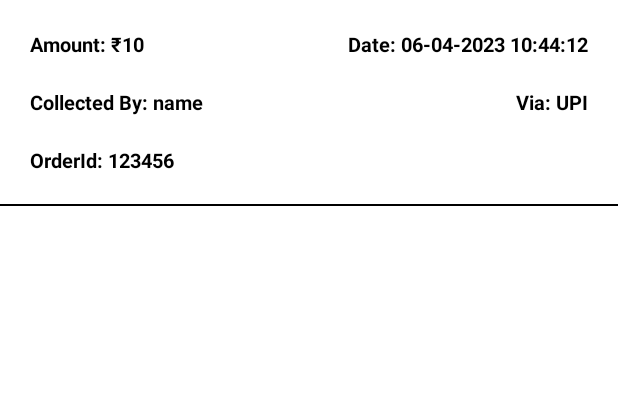
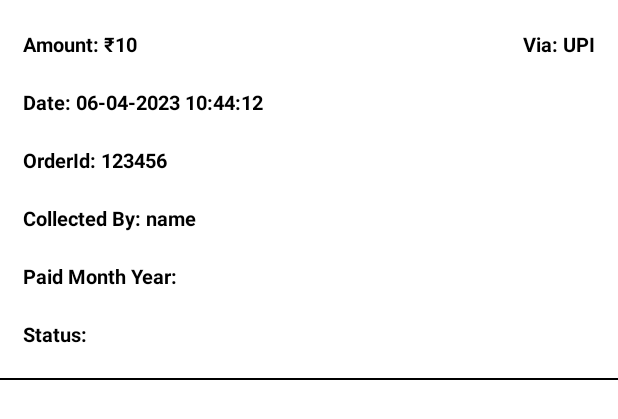
Before and after one commit to bharat-sonant/Malviyanagar-Jaipur-SWM, an Android app: the layout history_rcy_layout.xml on its own in the app's theme, with its tools: preview values and no code run, on a phone screen of 412 x 824 dp. Shown: the top 419 px of the screen. Run offline under Robolectric (Android 15) with nearby library versions, the phone set to English and light mode, and no system bars; Roboto replaces fonts that are not available here.

Commit message:
in payment transaction show cheque related history

```diff
--- a/Code/app/src/main/res/layout/history_rcy_layout.xml
+++ b/Code/app/src/main/res/layout/history_rcy_layout.xml
@@ -22,7 +22,7 @@
                 android:layout_height="wrap_content"
                 android:layout_centerInParent="false"
                 android:layout_gravity="left"
-                android:layout_marginStart="10dp"
+                android:layout_marginStart="05dp"
                 android:layout_marginTop="10dp"
                 android:layout_marginEnd="10dp"
                 android:layout_marginBottom="10dp"
@@ -36,12 +36,13 @@
                 android:id="@+id/tv_date"
                 android:layout_width="wrap_content"
                 android:layout_height="wrap_content"
-                android:layout_alignParentEnd="true"
+                android:layout_alignParentEnd="false"
                 android:layout_centerInParent="false"
+                android:layout_below="@+id/tv_amount"
                 android:layout_gravity="left"
-                android:layout_marginStart="10dp"
+                android:layout_marginStart="05dp"
                 android:layout_marginTop="10dp"
-                android:layout_marginEnd="10dp"
+                android:layout_marginEnd="05dp"
                 android:layout_marginBottom="10dp"
                 android:gravity="left"
                 android:text="Date: 06-04-2023 10:44:12"
@@ -53,11 +54,11 @@
                 android:id="@+id/tv_orderId"
                 android:layout_width="wrap_content"
                 android:layout_height="wrap_content"
-                android:layout_below="@+id/tv_collectorId"
+                android:layout_below="@+id/tv_date"
                 android:layout_alignParentEnd="false"
                 android:layout_centerInParent="false"
                 android:layout_gravity="left"
-                android:layout_marginStart="10dp"
+                android:layout_marginStart="05dp"
                 android:layout_marginTop="10dp"
                 android:layout_marginEnd="10dp"
                 android:layout_marginBottom="10dp"
@@ -71,13 +72,12 @@
                 android:id="@+id/tv_payMethod"
                 android:layout_width="wrap_content"
                 android:layout_height="wrap_content"
-                android:layout_below="@+id/tv_amount"
                 android:layout_alignParentEnd="true"
                 android:layout_centerInParent="false"
                 android:layout_gravity="left"
                 android:layout_marginStart="10dp"
                 android:layout_marginTop="10dp"
-                android:layout_marginEnd="10dp"
+                android:layout_marginEnd="05dp"
                 android:layout_marginBottom="10dp"
                 android:gravity="left"
                 android:text="Via: UPI"
@@ -89,11 +89,11 @@
                 android:id="@+id/tv_collectorId"
                 android:layout_width="wrap_content"
                 android:layout_height="wrap_content"
-                android:layout_below="@+id/tv_amount"
+                android:layout_below="@+id/tv_orderId"
                 android:layout_alignParentEnd="false"
                 android:layout_centerInParent="false"
                 android:layout_gravity="left"
-                android:layout_marginStart="10dp"
+                android:layout_marginStart="05dp"
                 android:layout_marginTop="10dp"
                 android:layout_marginEnd="10dp"
                 android:layout_marginBottom="10dp"
@@ -102,6 +102,61 @@
                 android:textColor="@color/black"
                 android:textSize="13sp"
                 android:textStyle="bold" />
+
+            <TextView
+                android:id="@+id/tv_paidMonthYear"
+                android:layout_width="wrap_content"
+                android:layout_height="wrap_content"
+                android:layout_below="@+id/tv_collectorId"
+                android:layout_alignParentEnd="false"
+                android:layout_centerInParent="false"
+                android:layout_gravity="left"
+                android:layout_marginStart="05dp"
+                android:layout_marginTop="10dp"
+                android:layout_marginEnd="10dp"
+                android:layout_marginBottom="10dp"
+                android:gravity="left"
+                android:text="Paid Month Year: "
+                android:textColor="@color/black"
+                android:textSize="13sp"
+                android:textStyle="bold" />
+
+            <TextView
+                android:id="@+id/tv_status"
+                android:layout_width="wrap_content"
+                android:layout_height="wrap_content"
+                android:layout_below="@+id/tv_paidMonthYear"
+                android:layout_alignParentEnd="false"
+                android:layout_centerInParent="false"
+                android:layout_gravity="left"
+                android:layout_marginStart="05dp"
+                android:layout_marginTop="10dp"
+                android:layout_marginEnd="10dp"
+                android:layout_marginBottom="10dp"
+                android:gravity="left"
+                android:text="Status: "
+                android:textColor="@color/black"
+                android:textSize="13sp"
+                android:textStyle="bold" />
+
+            <TextView
+                android:id="@+id/tv_declineReason"
+                android:layout_width="wrap_content"
+                android:layout_height="wrap_content"
+                android:layout_below="@+id/tv_status"
+                android:layout_alignParentEnd="false"
+                android:layout_centerInParent="false"
+                android:layout_gravity="left"
+                android:layout_marginStart="05dp"
+                android:layout_marginTop="10dp"
+                android:layout_marginEnd="10dp"
+                android:layout_marginBottom="10dp"
+                android:gravity="left"
+                android:text="Decline Reason: "
+                android:textColor="@color/black"
+                android:textSize="13sp"
+                android:textStyle="bold"
+                android:visibility="gone"/>
 
         </RelativeLayout>
 
```
Also changed, not shown: Code/app/src/main/java/com/vCare/malviyanagarjaipurswm/Adapter/PaymentHistoryAdapter.java (+24 -5 lines), Code/app/src/main/java/com/vCare/malviyanagarjaipurswm/Fragments/PaymentHistory.java (+57 -4 lines), Code/app/src/main/java/com/vCare/malviyanagarjaipurswm/Model/PaymentHistoryModel.java (+19 -1 lines).
